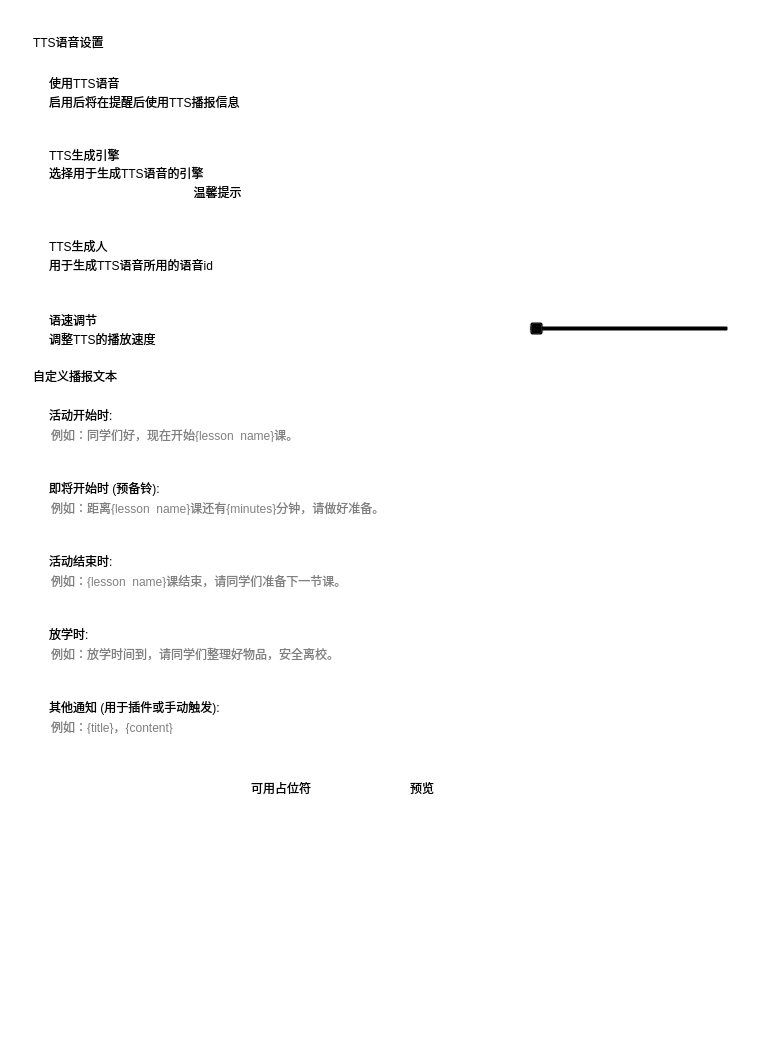
Above: view/menu/tts_settings.ui from yhlhoh/Class-Widgets before the change. Below: the same form after it.
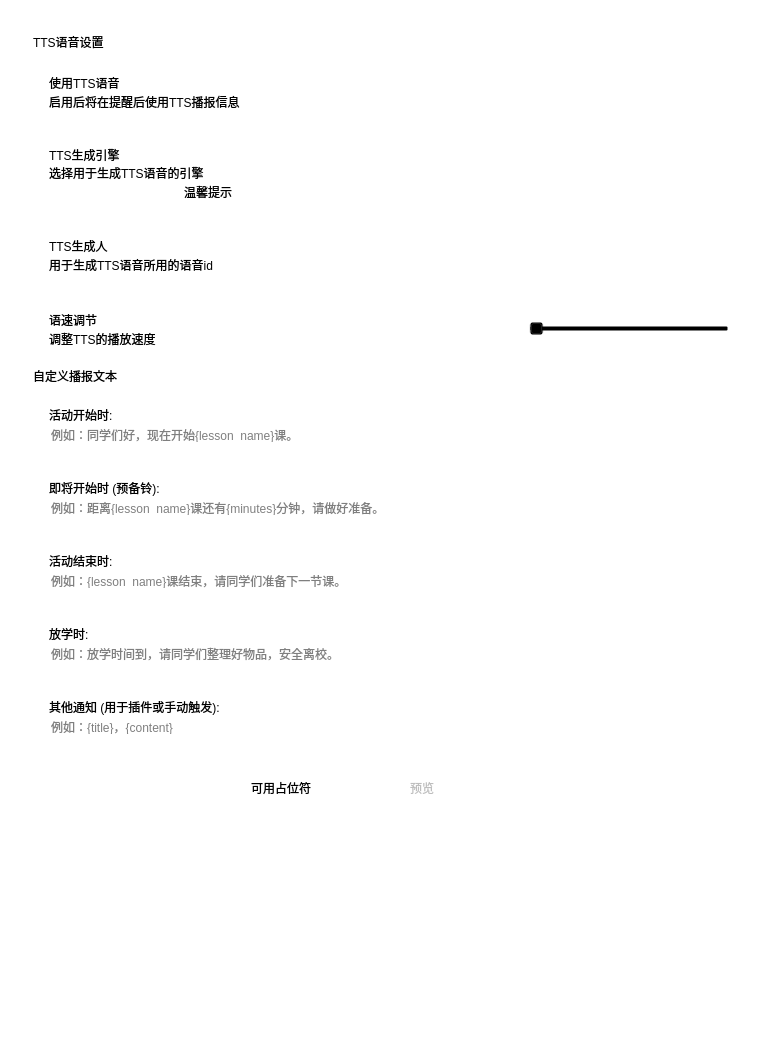
That is the form after the change. Custom widgets are drawn as their Qt base class.

```diff
--- a/view/menu/tts_settings.ui
+++ b/view/menu/tts_settings.ui
@@ -265,6 +265,25 @@
                   </property>
                  </widget>
                 </item>
+                <item row="0" column="1">
+                 <widget class="ComboBox" name="voice_language">
+                  <property name="enabled">
+                   <bool>true</bool>
+                  </property>
+                  <property name="sizePolicy">
+                   <sizepolicy hsizetype="Maximum" vsizetype="Fixed">
+                    <horstretch>0</horstretch>
+                    <verstretch>0</verstretch>
+                   </sizepolicy>
+                  </property>
+                  <property name="minimumSize">
+                   <size>
+                    <width>10</width>
+                    <height>0</height>
+                   </size>
+                  </property>
+                 </widget>
+                </item>
                </layout>
               </widget>
              </item>
@@ -324,36 +343,23 @@
                   </item>
                  </layout>
                 </item>
-                <item>
-                 <widget class="ComboBox" name="voice_language">
-                  <property name="enabled">
-                   <bool>true</bool>
-                  </property>
-                  <property name="sizePolicy">
-                   <sizepolicy hsizetype="Maximum" vsizetype="Fixed">
-                    <horstretch>0</horstretch>
-                    <verstretch>0</verstretch>
-                   </sizepolicy>
-                  </property>
-                  <property name="minimumSize">
-                   <size>
-                    <width>10</width>
-                    <height>0</height>
-                   </size>
-                  </property>
-                 </widget>
-                </item>
                 <item>
                  <widget class="ComboBox" name="voice_selector">
                   <property name="enabled">
                    <bool>false</bool>
                   </property>
                   <property name="sizePolicy">
-                   <sizepolicy hsizetype="Minimum" vsizetype="Fixed">
+                   <sizepolicy hsizetype="Expanding" vsizetype="Fixed">
                     <horstretch>0</horstretch>
                     <verstretch>0</verstretch>
                    </sizepolicy>
                   </property>
+                  <property name="maximumSize">
+                   <size>
+                    <width>450</width>
+                    <height>16777215</height>
+                   </size>
+                  </property>
                  </widget>
                 </item>
                </layout>
@@ -747,7 +753,7 @@
                 <item>
                  <widget class="PrimaryDropDownPushButton" name="preview">
                   <property name="enabled">
-                   <bool>true</bool>
+                   <bool>false</bool>
                   </property>
                   <property name="sizePolicy">
                    <sizepolicy hsizetype="Expanding" vsizetype="Fixed">
```
